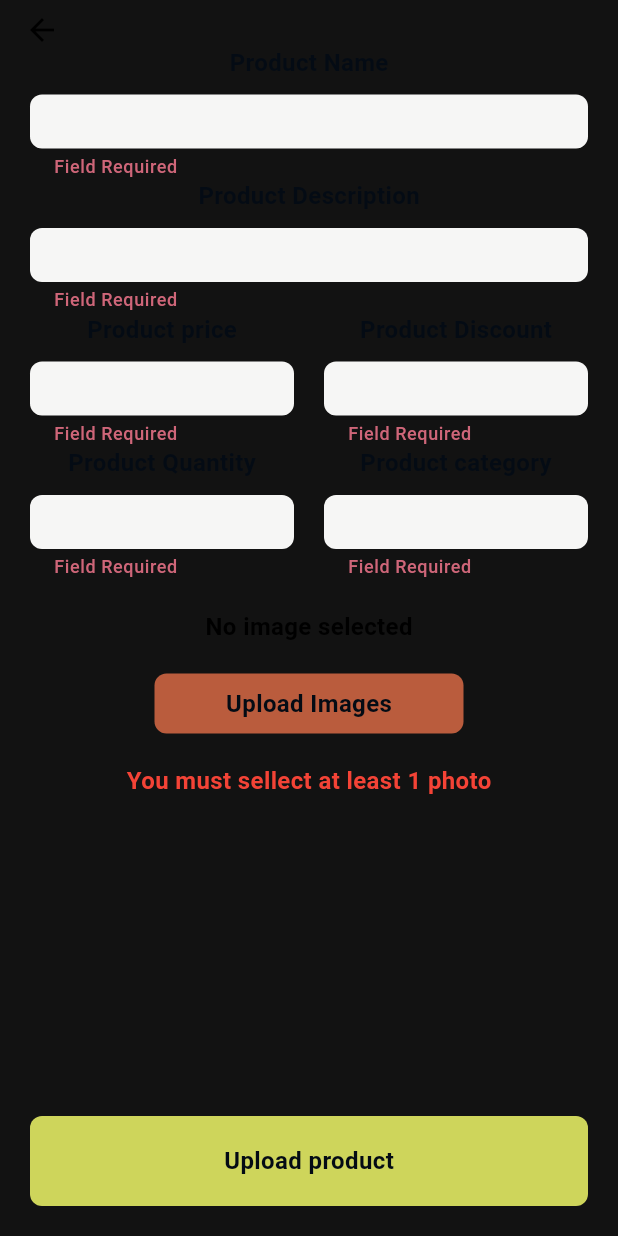
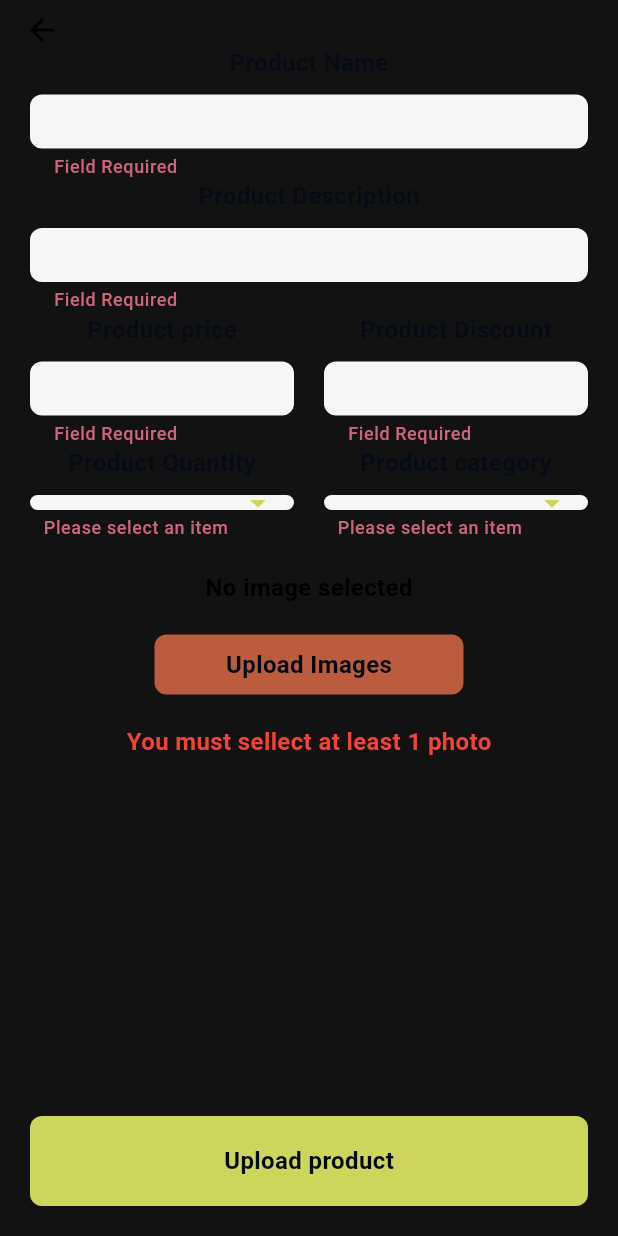
Before and after one commit to eyad-gomaa/furniHunt-dashboard, a Flutter app: the AddDataView screen opened by its route, after a tap on "Upload product", on a phone screen of 412 x 824 dp. Run offline on Flutter 3.47's test engine with Material 3 defaults, Android fonts, the phone set to English and light mode, and no system bars; our stand-ins replace cloud_firestore, dartz, firebase_core, firebase_storage, flutter_bloc, font_awesome_flutter and 3 more; accounts and stored records are empty.

Commit message:
add product form edits

```diff
--- a/lib/features/add_data/data/product_model.dart
+++ b/lib/features/add_data/data/product_model.dart
@@ -2,7 +2,7 @@ import 'package:cloud_firestore/cloud_firestore.dart';
 
 class ProductModel {
   final String productName;
-  final String productId;
+  String? productId;
   final String productPrice;
   final String productCategory;
   final String productDescription;
@@ -11,7 +11,7 @@ class ProductModel {
   final Timestamp createdAt;
 
   ProductModel(
-      {required this.productId,
+      { this.productId,
       required this.productPrice,
       required this.productCategory,
       required this.productDescription,
--- a/lib/features/add_data/data/repo/add_product_repo/add_product_repo_impl.dart
+++ b/lib/features/add_data/data/repo/add_product_repo/add_product_repo_impl.dart
@@ -1,4 +1,5 @@
 import 'dart:io';
+import 'dart:math';
 
 import 'package:cloud_firestore/cloud_firestore.dart';
 import 'package:dartz/dartz.dart';
@@ -13,17 +14,16 @@ class AddProductRepoImpl implements AddProductRepo {
   @override
   Future<Either<String, File>> pickImages() async {
     final picker = ImagePicker();
-    final pickedFile = await picker.pickImage(
+    XFile? xfilePick = await picker.pickImage(
         source: ImageSource
             .gallery);
-    XFile? xfilePick = pickedFile;
+
     if (xfilePick != null) {
       return right(File(xfilePick.path));
     } else {
       return left('Nothing is selected');
     }
   }
-
   @override
   Future<List<String>> uploadImages({required List<File> images}) async {
     List<String> uploadedImages = [];
@@ -31,7 +31,8 @@ class AddProductRepoImpl implements AddProductRepo {
     String fileName = DateTime.now().millisecondsSinceEpoch.toString();
     String? link;
       for (var image in images) {
-        Reference ref = storage.ref().child('images').child(fileName);
+        var random = Random().nextInt(1000000);
+        Reference ref = storage.ref().child('images').child(fileName).child("$fileName$random");
         await ref.putFile(image);
         link = await ref.getDownloadURL();
         uploadedImages.add(link);
@@ -42,10 +43,12 @@ class AddProductRepoImpl implements AddProductRepo {
   @override
   Future<Either<String, Failure>> addProduct(
       {required ProductModel productModel}) async {
+        String fileName = DateTime.now().millisecondsSinceEpoch.toString();
+        productModel.productId = fileName;
     CollectionReference products =
         FirebaseFirestore.instance.collection('products');
     try {
-      await products.add(productModel.toJson());
+      await products.doc(fileName).set(productModel.toJson());
       return left("product added Successfuly");
     } on FirebaseException catch (e) {
       return right(
--- a/lib/features/add_data/presentation/view/widget/add_data_view_body.dart
+++ b/lib/features/add_data/presentation/view/widget/add_data_view_body.dart
@@ -7,6 +7,7 @@ import 'package:furni_hunt_dashboard/features/add_data/presentation/view/widget/
 import 'package:furni_hunt_dashboard/features/add_data/presentation/view/widget/custom_button.dart';
 import 'package:furni_hunt_dashboard/features/add_data/presentation/view/widget/images_validator.dart';
 import 'package:furni_hunt_dashboard/features/add_data/presentation/view/widget/over_app_loading_indicator.dart';
+
 class AddDataViewBody extends StatefulWidget {
   const AddDataViewBody({super.key});
 
@@ -22,6 +23,7 @@ class _AddDataViewBodyState extends State<AddDataViewBody> {
   final TextEditingController _discountController = TextEditingController();
   final TextEditingController _quantityController = TextEditingController();
   final TextEditingController _categoryController = TextEditingController();
+  String? category;
   void clearFields() {
     _nameController.clear();
     _descriptionController.clear();
@@ -49,9 +51,7 @@ class _AddDataViewBodyState extends State<AddDataViewBody> {
                 quantityController: _quantityController,
                 categoryController: _categoryController,
               )),
-              const SliverToBoxAdapter(
-                child: ImagesValidator()
-              ),
+              const SliverToBoxAdapter(child: ImagesValidator()),
               SliverFillRemaining(
                 hasScrollBody: false,
                 child: Align(
@@ -73,10 +73,10 @@ class _AddDataViewBodyState extends State<AddDataViewBody> {
                                 .millisecondsSinceEpoch
                                 .toString(),
                             productPrice: _priceController.text,
-                            productCategory: "furniture",
+                            productCategory: _categoryController.text,
                             productDescription: _descriptionController.text,
                             productImage: productImage,
-                            productQuantity: "3",
+                            productQuantity: _quantityController.text,
                             createdAt: Timestamp.now());
                         BlocProvider.of<AddProductCubit>(context)
                             .addProduct(productModel: product);
--- a/lib/features/add_data/presentation/view/widget/add_product_form.dart
+++ b/lib/features/add_data/presentation/view/widget/add_product_form.dart
@@ -2,20 +2,22 @@ import 'package:flutter/material.dart';
 import 'package:flutter_bloc/flutter_bloc.dart';
 import 'package:furni_hunt_dashboard/features/add_data/presentation/manager/add_product_cubit/add_product_cubit.dart';
 import 'package:furni_hunt_dashboard/features/add_data/presentation/view/widget/cuatom_small_button.dart';
+import 'package:furni_hunt_dashboard/features/add_data/presentation/view/widget/custom_dropdown_menu.dart';
 import 'package:furni_hunt_dashboard/features/add_data/presentation/view/widget/show_images_listview.dart';
 import 'package:furni_hunt_dashboard/features/home/presentation/view/widget/custom_text_form_field.dart';
 import 'package:gap/gap.dart';
 
-class AddProductForm extends StatelessWidget {
-  const AddProductForm(
-      {super.key,
+class AddProductForm extends StatefulWidget {
+  const AddProductForm({
+    super.key,
     required this.formKey,
     required this.nameController,
     required this.descriptionController,
     required this.priceController,
     required this.discountController,
     required this.quantityController,
-      required this.categoryController});
+    required this.categoryController,
+  });
   final GlobalKey<FormState> formKey;
   final TextEditingController nameController;
   final TextEditingController descriptionController;
@@ -23,10 +25,27 @@ class AddProductForm extends StatelessWidget {
   final TextEditingController discountController;
   final TextEditingController quantityController;
   final TextEditingController categoryController;
+
+  @override
+  State<AddProductForm> createState() => _AddProductFormState();
+}
+
+class _AddProductFormState extends State<AddProductForm> {
+  List<String> categoryList = [
+    "Home Furniture",
+    "LIVING ROOM",
+    "BEDROOM",
+    "DINING",
+    "OUTDOOR",
+    "KIDS & BABY",
+    "HOME OFFICE",
+    "DECOR",
+  ];
+  List<String> quantityList = List.generate(100, (index) => "$index");
   @override
   Widget build(BuildContext context) {
     return Form(
-      key: formKey,
+      key: widget.formKey,
       child: Column(
         children: [
           Column(
@@ -38,7 +57,7 @@ class AddProductForm extends StatelessWidget {
                   context: context,
                   validator: (value) =>
                       value!.isEmpty ? "Field Required" : null,
-                  controller: nameController)
+                  controller: widget.nameController)
             ],
           ),
           Column(
@@ -50,7 +69,7 @@ class AddProductForm extends StatelessWidget {
                   context: context,
                   validator: (value) =>
                       value!.isEmpty ? "Field Required" : null,
-                  controller: descriptionController)
+                  controller: widget.descriptionController)
             ],
           ),
           Row(
@@ -67,7 +86,7 @@ class AddProductForm extends StatelessWidget {
                         context: context,
                         validator: (value) =>
                             value!.isEmpty ? "Field Required" : null,
-                        controller: priceController),
+                        controller: widget.priceController),
                   )
                 ],
               ),
@@ -84,7 +103,7 @@ class AddProductForm extends StatelessWidget {
                         context: context,
                         validator: (value) =>
                             value!.isEmpty ? "Field Required" : null,
-                        controller: discountController),
+                        controller: widget.discountController),
                   )
                 ],
               ),
@@ -97,14 +116,19 @@ class AddProductForm extends StatelessWidget {
                 children: [
                   const Text("Product Quantity"),
                   const Gap(10),
-                  SizedBox(
-                    width: MediaQuery.sizeOf(context).width / 2 - 30,
-                    child: CustomTextFormField(
-                        textInputType: TextInputType.number,
-                        context: context,
-                        validator: (value) =>
-                            value!.isEmpty ? "Field Required" : null,
-                        controller: quantityController),
+                  // SizedBox(
+                  //   width: MediaQuery.sizeOf(context).width / 2 - 30,
+                  //   child: CustomTextFormField(
+                  //       textInputType: TextInputType.number,
+                  //       context: context,
+                  //       validator: (value) =>
+                  //           value!.isEmpty ? "Field Required" : null,
+                  //       controller: widget.quantityController),
+                  // )
+                  CustomDropdownMenu(
+                    itemsList: quantityList,
+                    controller: widget.quantityController,
+                    hint: 'Choose Quantity',
                   )
                 ],
               ),
@@ -114,14 +138,19 @@ class AddProductForm extends StatelessWidget {
                 children: [
                   const Text("Product category"),
                   const Gap(10),
-                  SizedBox(
-                    width: MediaQuery.sizeOf(context).width / 2 - 30,
-                    child: CustomTextFormField(
-                        context: context,
-                        validator: (value) =>
-                            value!.isEmpty ? "Field Required" : null,
-                        controller: categoryController),
+                  CustomDropdownMenu(
+                    itemsList: categoryList,
+                    controller: widget.categoryController,
+                    hint: 'Choose Category',
                   )
+                  // SizedBox(
+                  //   width: MediaQuery.sizeOf(context).width / 2 - 30,
+                  //   child: CustomTextFormField(
+                  //       context: context,
+                  //       validator: (value) =>
+                  //           value!.isEmpty ? "Field Required" : null,
+                  //       controller: widget.categoryController),
+                  // )
                 ],
               ),
             ],
--- /dev/null
+++ b/lib/features/add_data/presentation/view/widget/custom_dropdown_menu.dart
@@ -0,0 +1,59 @@
+import 'package:flutter/material.dart';
+import 'package:furni_hunt_dashboard/core/resources/color_manager.dart';
+
+class CustomDropdownMenu extends StatefulWidget {
+  const CustomDropdownMenu(
+      {super.key,
+      required this.itemsList,
+      required this.controller,
+      this.onChanged,
+      required this.hint});
+  final List<String> itemsList;
+  final TextEditingController controller;
+  final void Function(String?)? onChanged;
+  final String hint;
+  @override
+  State<CustomDropdownMenu> createState() => _MyWidgetState();
+}
+
+class _MyWidgetState extends State<CustomDropdownMenu> {
+  String? category;
+
+  @override
+  Widget build(BuildContext context) {
+    return Container(
+      height: 30,
+      width: MediaQuery.sizeOf(context).width / 2 - 30,
+      child: Center(
+        child: DropdownButtonFormField(
+          items: widget.itemsList
+              .map((String value) => DropdownMenuItem<String>(
+                    value: value,
+                    child: Text(value),
+                  ))
+              .toList(),
+          value: category,
+          alignment: Alignment.center,
+          borderRadius: BorderRadius.circular(8),
+          iconEnabledColor: ColorManager.primary,
+          decoration: InputDecoration(
+            contentPadding: EdgeInsets.all(5),
+            hintText: 'Select an item', // Add hint text
+          ),
+          onChanged: (value) {
+            setState(() {
+              category = value;
+            });
+            widget.controller.text = value!;
+          },
+          validator: (value) {
+            if (value == null || value.isEmpty) {
+              return 'Please select an item';
+            }
+            return null;
+          },
+        ),
+      ),
+    );
+  }
+}
```
Lines whose indentation alone changed are shown as unchanged.
